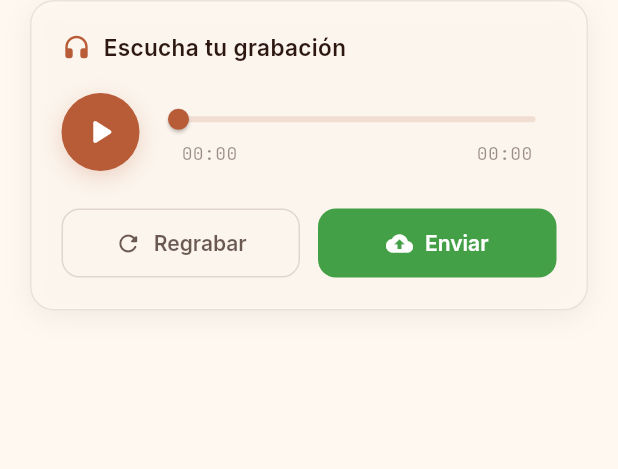
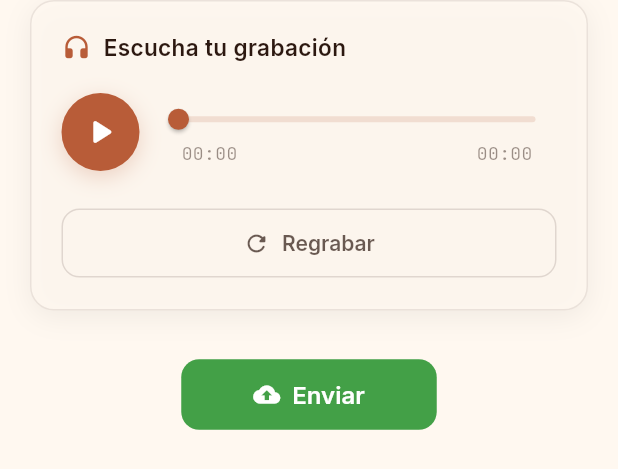
Before and after one commit to phonwolfT/simiData, a Flutter app: the ReproductorAudio widget shown alone on an empty page, opened directly with empty values, on a phone screen of 412 x 824 dp. Shown: the top 469 px of the screen. Run offline on Flutter 3.47's test engine with Material 3 defaults, Android fonts, the phone set to English and light mode, and no system bars; our stand-ins replace dio, google_fonts, just_audio, permission_handler; missing offline and left inert: record; network calls fail.

Commit message:
el fontend ta foncionando muito bom , a corecciçao ta todo legal

```diff
--- a/lib/config/app_config.dart
+++ b/lib/config/app_config.dart
@@ -7,7 +7,7 @@ library;
 class AppConfig {
   // ─── API ──────────────────────────────────────────────────────────────
   /// URL base de la API. Cambiar cuando se tenga el backend real.
-  static const String baseUrl = 'http://10.0.2.2:8000';
+  static const String baseUrl = 'http://192.168.0.191:8000';
 
   /// Endpoint para obtener el siguiente texto pendiente de grabar.
   static const String textosPendienteEndpoint = '/api/data/';
--- a/lib/screens/grabacion_screen.dart
+++ b/lib/screens/grabacion_screen.dart
@@ -184,6 +184,7 @@ class GrabacionScreen extends StatelessWidget {
             textoQuechua: provider.textoQuechuaIngresado, // Pasar el del provider, no el original
             textoEspanol: provider.textoActual!.textoEspanol,
             onQuechuaChanged: provider.setTextoQuechuaIngresado,
+            readOnly: provider.estado != EstadoGrabacion.listoParaGrabar,
           );
         }
         return const SizedBox.shrink();
--- a/lib/services/api_service.dart
+++ b/lib/services/api_service.dart
@@ -113,7 +113,7 @@ class ApiService {
 
         // Buscar el primer texto que aún no tenga audio grabado
         final pendingData = dataList.firstWhere(
-          (item) => item['quechuaAudio'] == null,
+          (item) => item['quechuaAudio'] == null || item['quechuaAudio'] == "",
           orElse: () => null,
         );
 
@@ -171,7 +171,7 @@ class ApiService {
         ),
       });
 
-      final response = await _dio.patch(
+      final response = await _dio.put(
         '${AppConfig.audiosEndpoint}$textoId/',
         data: formData,
         onSendProgress: (sent, total) {
--- a/lib/widgets/reproductor_audio.dart
+++ b/lib/widgets/reproductor_audio.dart
@@ -79,7 +79,10 @@ class _ReproductorAudioState extends State<ReproductorAudio> {
       return _buildError(colorScheme);
     }
 
-    return Container(
+    return Column(
+      mainAxisSize: MainAxisSize.min,
+      children: [
+        Container(
           margin: const EdgeInsets.symmetric(horizontal: 20),
           padding: const EdgeInsets.all(20),
       decoration: BoxDecoration(
@@ -270,11 +273,9 @@ class _ReproductorAudioState extends State<ReproductorAudio> {
 
           const SizedBox(height: 24),
 
-          // Botones de acción
-          Row(
-            children: [
           // Volver a grabar
-              Expanded(
+          SizedBox(
+            width: double.infinity,
             child: OutlinedButton.icon(
               onPressed: () {
                 _player.stop();
@@ -300,12 +301,14 @@ class _ReproductorAudioState extends State<ReproductorAudio> {
               ),
             ),
           ),
+        ],
+      ),
+    ), // Fin del Container decorado
 
-              const SizedBox(width: 12),
+    const SizedBox(height: 32),
 
     // Confirmar y enviar
-              Expanded(
-                child: FilledButton.icon(
+    FilledButton.icon(
       onPressed: () {
         _player.stop();
         widget.onConfirmar();
@@ -314,12 +317,12 @@ class _ReproductorAudioState extends State<ReproductorAudio> {
       label: Text(
         'Enviar',
         style: GoogleFonts.inter(
-                      fontSize: 14,
+          fontSize: 16,
           fontWeight: FontWeight.w600,
         ),
       ),
       style: FilledButton.styleFrom(
-                    padding: const EdgeInsets.symmetric(vertical: 14),
+        padding: const EdgeInsets.symmetric(vertical: 14, horizontal: 48),
         backgroundColor: const Color(0xFF43A047),
         foregroundColor: Colors.white,
         shape: RoundedRectangleBorder(
@@ -327,11 +330,7 @@ class _ReproductorAudioState extends State<ReproductorAudio> {
         ),
       ),
     ),
-              ),
   ],
-          ),
-        ],
-      ),
 );
   }
 
```
Also changed, not shown: lib/widgets/texto_display.dart (+17 -5 lines), 1 other file. Lines whose indentation alone changed are shown as unchanged.
